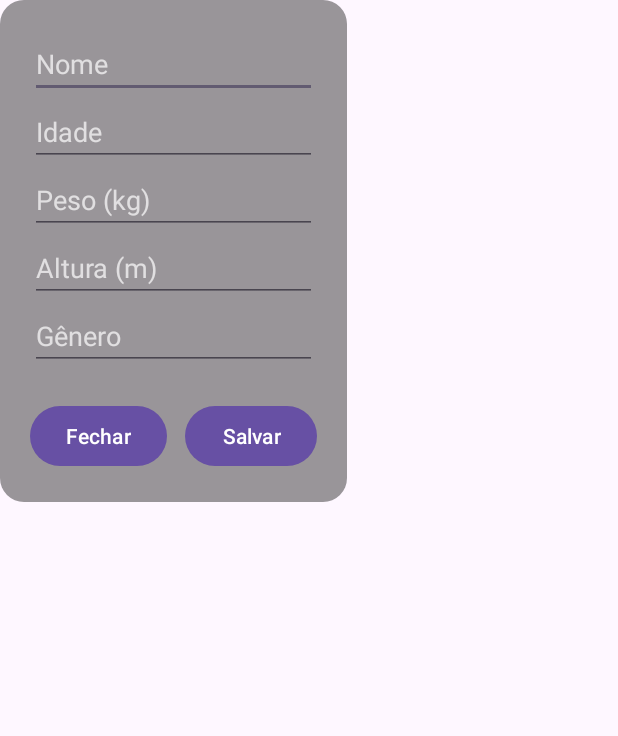
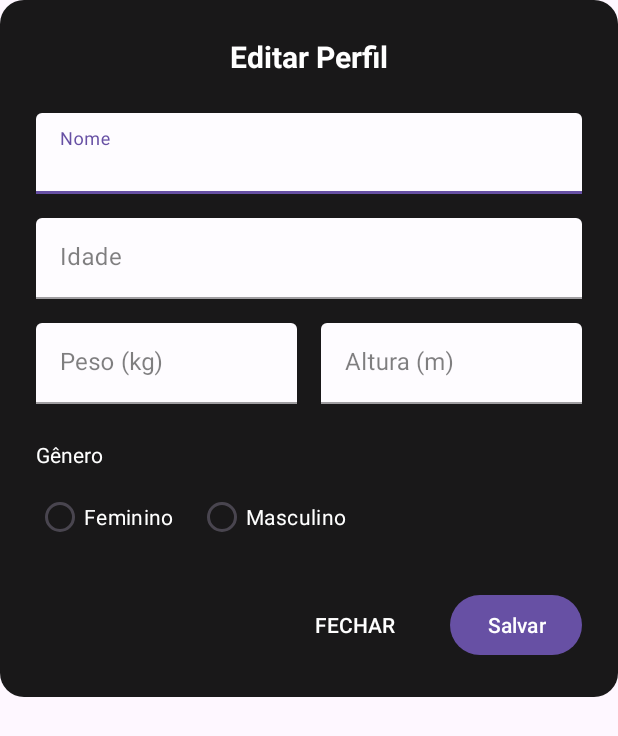
Before and after one commit to gusthas/HAM---TCC, an Android app: the layout dialog_editar_perfil.xml on its own in the app's theme, with its tools: preview values and no code run, on a phone screen of 412 x 824 dp. Shown: the top 736 px of the screen. Run offline under Robolectric (Android 15) with nearby library versions, the phone set to English and light mode, and no system bars.

Commit message:
tcc ok 11/08

```diff
--- a/app/src/main/AndroidManifest.xml
+++ b/app/src/main/AndroidManifest.xml
@@ -95,7 +95,7 @@
             android:name=".bottom_nav_menu"
             android:exported="false" />
         <activity
-            android:name=".Bemvindouser"
+            android:name=".pergunta01"
             android:exported="false" />
         <activity
             android:name=".bemvindo"
@@ -119,7 +119,7 @@
             android:name=".RegistroActivity"
             android:exported="false" />
         <activity
-            android:name=".pergunta01"
+            android:name=".Bemvindouser"
             android:exported="true">
             <intent-filter>
                 <action android:name="android.intent.action.MAIN" />
--- a/app/src/main/res/layout/dialog_editar_perfil.xml
+++ b/app/src/main/res/layout/dialog_editar_perfil.xml
@@ -1,6 +1,7 @@
 <?xml version="1.0" encoding="utf-8"?>
 <ScrollView xmlns:android="http://schemas.android.com/apk/res/android"
-    android:layout_width="wrap_content"
+    xmlns:app="http://schemas.android.com/apk/res-auto"
+    android:layout_width="match_parent"
     android:layout_height="wrap_content"
     android:fillViewport="true"
     android:overScrollMode="never">
@@ -9,66 +10,141 @@
         android:layout_width="match_parent"
         android:layout_height="wrap_content"
         android:orientation="vertical"
-        android:background="@drawable/rounded_semi_transparent"
-        android:padding="20dp">
+        android:background="@drawable/rounded_escuro"
+        android:padding="24dp">
 
-        <EditText
-            android:id="@+id/edit_nome_dialog"
+        <TextView
+            android:layout_width="wrap_content"
+            android:layout_height="wrap_content"
+            android:text="Editar Perfil"
+            android:textColor="@color/white"
+            android:textSize="20sp"
+            android:textStyle="bold"
+            android:layout_gravity="center_horizontal"
+            android:layout_marginBottom="24dp"/>
+
+        <com.google.android.material.textfield.TextInputLayout
             android:layout_width="match_parent"
             android:layout_height="wrap_content"
             android:hint="Nome"
-            android:textColor="#FFFFFF"
-            android:textColorHint="#B3FFFFFF"
-            android:inputType="textPersonName" />
+            android:textColorHint="#80000000"
+            app:boxBackgroundColor="#B3FFFFFF"
+            style="@style/Widget.MaterialComponents.TextInputLayout.FilledBox.Dense">
 
-        <EditText
-            android:id="@+id/edit_idade_dialog"
+            <com.google.android.material.textfield.TextInputEditText
+                android:id="@+id/edit_nome_dialog"
+                android:layout_width="match_parent"
+                android:layout_height="wrap_content"
+                android:inputType="textPersonName|textCapWords"
+                android:textColor="@android:color/black"/>
+        </com.google.android.material.textfield.TextInputLayout>
+
+        <com.google.android.material.textfield.TextInputLayout
             android:layout_width="match_parent"
             android:layout_height="wrap_content"
             android:hint="Idade"
-            android:textColor="#FFFFFF"
-            android:textColorHint="#B3FFFFFF"
-            android:inputType="number" />
+            android:layout_marginTop="16dp"
+            android:textColorHint="#80000000"
+            app:boxBackgroundColor="#B3FFFFFF"
+            style="@style/Widget.MaterialComponents.TextInputLayout.FilledBox.Dense">
 
-        <EditText
-            android:id="@+id/edit_peso_dialog"
-            android:layout_width="match_parent"
-            android:layout_height="wrap_content"
-            android:hint="Peso (kg)"
-            android:textColor="#FFFFFF"
-            android:textColorHint="#B3FFFFFF"
-            android:inputType="numberDecimal" />
-
-        <EditText
-            android:id="@+id/edit_altura_dialog"
-            android:layout_width="match_parent"
-            android:layout_height="wrap_content"
-            android:hint="Altura (m)"
-            android:textColor="#FFFFFF"
-            android:textColorHint="#B3FFFFFF"
-            android:inputType="numberDecimal" />
-
-        <EditText
-            android:id="@+id/edit_genero_dialog"
-            android:layout_width="match_parent"
-            android:layout_height="wrap_content"
-            android:hint="Gênero"
-            android:textColor="#FFFFFF"
-            android:textColorHint="#B3FFFFFF"
-            android:inputType="text" />
+            <com.google.android.material.textfield.TextInputEditText
+                android:id="@+id/edit_idade_dialog"
+                android:layout_width="match_parent"
+                android:layout_height="wrap_content"
+                android:inputType="number"
+                android:maxLength="3"
+                android:textColor="@android:color/black"/>
+        </com.google.android.material.textfield.TextInputLayout>
 
         <LinearLayout
             android:layout_width="match_parent"
             android:layout_height="wrap_content"
             android:orientation="horizontal"
-            android:layout_marginTop="20dp"
+            android:layout_marginTop="16dp">
+
+            <com.google.android.material.textfield.TextInputLayout
+                android:layout_width="0dp"
+                android:layout_height="wrap_content"
+                android:layout_weight="1"
+                android:layout_marginEnd="8dp"
+                android:hint="Peso (kg)"
+                android:textColorHint="#80000000"
+                app:boxBackgroundColor="#B3FFFFFF"
+                style="@style/Widget.MaterialComponents.TextInputLayout.FilledBox.Dense">
+
+                <com.google.android.material.textfield.TextInputEditText
+                    android:id="@+id/edit_peso_dialog"
+                    android:layout_width="match_parent"
+                    android:layout_height="wrap_content"
+                    android:inputType="number"
+                    android:maxLength="3"
+                    android:textColor="@android:color/black"/>
+            </com.google.android.material.textfield.TextInputLayout>
+
+            <com.google.android.material.textfield.TextInputLayout
+                android:layout_width="0dp"
+                android:layout_height="wrap_content"
+                android:layout_weight="1"
+                android:layout_marginStart="8dp"
+                android:hint="Altura (m)"
+                android:textColorHint="#80000000"
+                app:boxBackgroundColor="#B3FFFFFF"
+                style="@style/Widget.MaterialComponents.TextInputLayout.FilledBox.Dense">
+
+                <com.google.android.material.textfield.TextInputEditText
+                    android:id="@+id/edit_altura_dialog"
+                    android:layout_width="match_parent"
+                    android:layout_height="wrap_content"
+                    android:inputType="numberDecimal"
+                    android:textColor="@android:color/black"/>
+            </com.google.android.material.textfield.TextInputLayout>
+        </LinearLayout>
+
+        <TextView
+            android:layout_width="wrap_content"
+            android:layout_height="wrap_content"
+            android:text="Gênero"
+            android:textColor="@color/white"
+            android:layout_marginTop="24dp"
+            android:layout_marginBottom="8dp"/>
+
+        <RadioGroup
+            android:id="@+id/radioGroupGeneroDialog"
+            android:layout_width="match_parent"
+            android:layout_height="wrap_content"
+            android:orientation="horizontal">
+
+            <RadioButton
+                android:id="@+id/radioFemininoDialog"
+                android:layout_width="wrap_content"
+                android:layout_height="wrap_content"
+                android:text="Feminino"
+                android:textColor="@color/white"/>
+
+            <RadioButton
+                android:id="@+id/radioMasculinoDialog"
+                android:layout_width="wrap_content"
+                android:layout_height="wrap_content"
+                android:layout_marginStart="16dp"
+                android:text="Masculino"
+                android:textColor="@color/white"/>
+        </RadioGroup>
+
+        <LinearLayout
+            android:layout_width="match_parent"
+            android:layout_height="wrap_content"
+            android:orientation="horizontal"
+            android:layout_marginTop="24dp"
             android:gravity="end">
 
             <Button
                 android:id="@+id/btn_fechar"
+                style="?android:attr/borderlessButtonStyle"
                 android:layout_width="wrap_content"
                 android:layout_height="wrap_content"
-                android:text="Fechar" />
+                android:text="Fechar"
+                android:textColor="@android:color/white"/>
 
             <Button
                 android:id="@+id/btn_salvar"
```
Also changed, not shown: app/src/main/java/com/apol/myapplication/configuracoes.kt (+152 -199 lines), app/src/main/res/layout/activity_configuracoes.xml (+56 -127 lines), app/src/main/res/layout/activity_livro.xml (+11 -7 lines).
